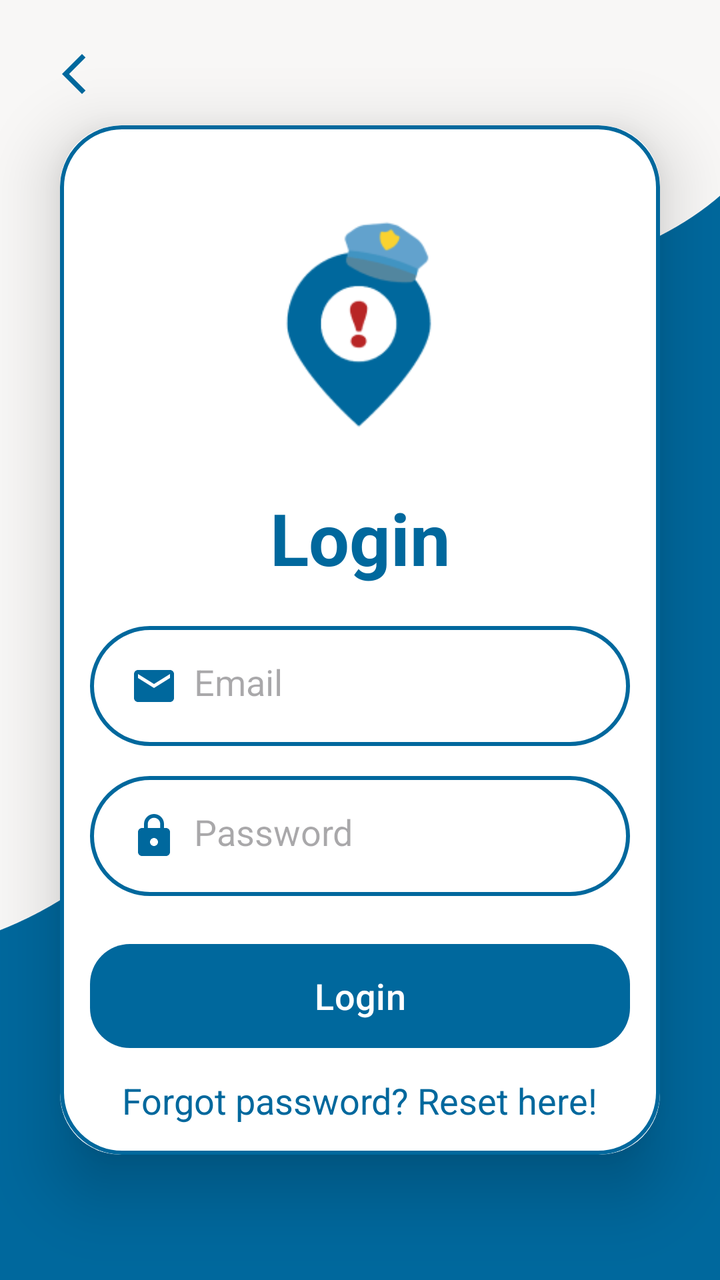
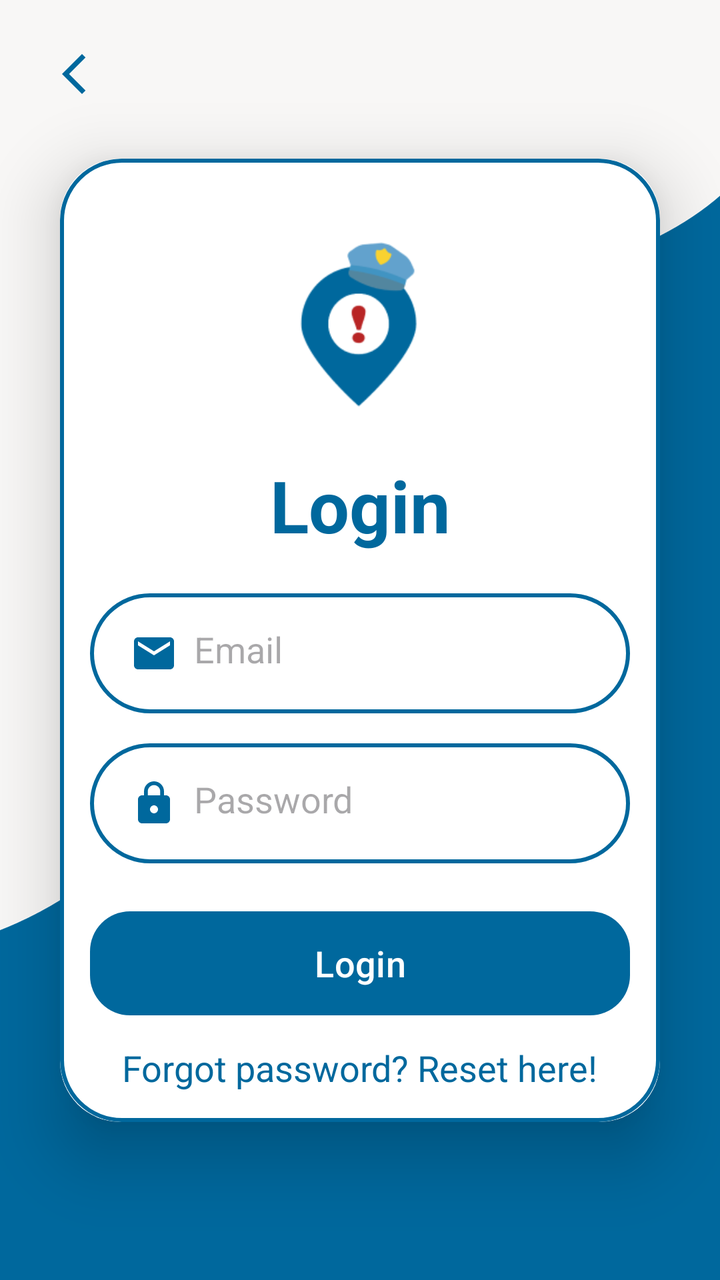

Two renders of the same Android screen: before a commit and after it. Below are the layout's source before the change and the commit's diff.
<!-- AndroidManifest.xml: application theme Theme.SafeGuardApp -->
<!-- res/layout/activity_login.xml -->
<?xml version="1.0" encoding="utf-8"?>
<androidx.constraintlayout.widget.ConstraintLayout xmlns:android="http://schemas.android.com/apk/res/android"
    xmlns:app="http://schemas.android.com/apk/res-auto"
    xmlns:tools="http://schemas.android.com/tools"
    android:layout_width="match_parent"
    android:layout_height="match_parent"
    android:background="@drawable/login_background"
    tools:context=".LoginActivity">

    <ImageView
        android:id="@+id/backLoginSignup"
        android:layout_width="wrap_content"
        android:layout_height="wrap_content"
        android:layout_marginStart="25dp"
        android:layout_marginTop="25dp"
        android:src="@drawable/baseline_arrow_back_ios_new_24"
        app:layout_constraintStart_toStartOf="parent"
        app:layout_constraintTop_toTopOf="parent" />

    <androidx.cardview.widget.CardView
        android:layout_width="match_parent"
        android:layout_height="wrap_content"
        android:layout_margin="30dp"
        app:cardCornerRadius="30dp"
        app:cardElevation="20dp"
        app:layout_constraintBottom_toBottomOf="parent"
        app:layout_constraintEnd_toEndOf="parent"
        app:layout_constraintStart_toStartOf="parent"
        app:layout_constraintTop_toTopOf="parent">

        <LinearLayout
            android:layout_width="match_parent"
            android:layout_height="wrap_content"
            android:layout_gravity="center_horizontal"
            android:background="@drawable/custom_edittext"
            android:orientation="vertical"
            android:padding="15dp">

            <ImageView
                android:layout_width="210dp"
                android:layout_height="167dp"
                android:layout_gravity="center_horizontal"
                android:src="@drawable/safe_guard_icon" />

            <TextView
                android:layout_width="match_parent"
                android:layout_height="wrap_content"
                android:text="Login"
                android:textAlignment="center"
                android:textColor="@color/md_theme_light_primary"
                android:textSize="36sp"
                android:textStyle="bold" />

            <EditText
                android:id="@+id/loginEmail"
                android:layout_width="match_parent"
                android:layout_height="60dp"
                android:layout_marginTop="20dp"
                android:background="@drawable/custom_edittext"
                android:drawableLeft="@drawable/baseline_email_24"
                android:drawablePadding="8dp"
                android:hint="Email"
                android:padding="20dp"
                android:textColor="@color/black"
                android:inputType="textEmailAddress"/>

            <EditText
                android:id="@+id/loginPassword"
                android:layout_width="match_parent"
                android:layout_height="60dp"
                android:layout_marginTop="15dp"
                android:background="@drawable/custom_edittext"
                android:drawableLeft="@drawable/baseline_lock_24"
                android:drawablePadding="8dp"
                android:hint="Password"
                android:padding="20dp"
                android:textColor="@color/black"
                android:inputType="textPassword"/>

            <Button
                android:id="@+id/loginBtn"
                android:layout_width="match_parent"
                android:layout_height="60dp"
                android:layout_marginTop="20dp"
                android:text="Login"
                android:textSize="18sp"
                app:cornerRadius="20dp" />

            <TextView
                android:id="@+id/loginFgtPassword"
                android:layout_width="wrap_content"
                android:layout_height="wrap_content"
                android:layout_gravity="center_horizontal"
                android:layout_marginTop="10dp"
                android:text="Forgot password? Reset here!"
                android:textColor="@color/md_theme_light_primary"
                android:textSize="18sp" />

            <ProgressBar
                android:layout_width="wrap_content"
                android:layout_height="wrap_content"
                android:id="@+id/progressBar"
                android:layout_gravity="center_horizontal"
                android:elevation="10dp"
                android:visibility="gone"/>

        </LinearLayout>
    </androidx.cardview.widget.CardView>

</androidx.constraintlayout.widget.ConstraintLayout>
<!-- resources referenced by this layout -->
<resources>
  <color name="black">#000000</color>
  <color name="md_theme_light_primary">#00689D</color>
  <style name="Base.Theme.SafeGuardApp" parent="Theme.Material3.Light.NoActionBar">
          <item name="android:windowIsTranslucent">true</item>
  
          <item name="colorPrimary">@color/md_theme_light_primary</item>
          <item name="colorOnPrimary">@color/md_theme_light_onPrimary</item>
          <item name="colorPrimaryContainer">@color/md_theme_light_primaryContainer</item>
          <item name="colorOnPrimaryContainer">@color/md_theme_light_onPrimaryContainer</item>
  
          <item name="colorSecondary">@color/md_theme_light_secondary</item>
          <item name="colorOnSecondary">@color/md_theme_light_onSecondary</item>
          <item name="colorSecondaryContainer">@color/md_theme_light_secondaryContainer</item>
          <item name="colorOnSecondaryContainer">@color/md_theme_light_onSecondaryContainer</item>
  
          <item name="colorTertiary">@color/md_theme_light_tertiary</item>
          <item name="colorOnTertiary">@color/md_theme_light_onTertiary</item>
          <item name="colorTertiaryContainer">@color/md_theme_light_tertiaryContainer</item>
          <item name="colorOnTertiaryContainer">@color/md_theme_light_onTertiaryContainer</item>
  
          <item name="colorError">@color/md_theme_light_error</item>
          <item name="colorErrorContainer">@color/md_theme_light_errorContainer</item>
          <item name="colorOnError">@color/md_theme_light_onError</item>
          <item name="colorOnErrorContainer">@color/md_theme_light_onErrorContainer</item>
  
          <item name="android:colorBackground">@color/md_theme_light_background</item>
          <item name="colorOnBackground">@color/md_theme_light_onBackground</item>
  
          <item name="colorOutline">@color/md_theme_light_outline</item>
          <item name="colorOnSurfaceInverse">@color/md_theme_light_inverseOnSurface</item>
          <item name="colorSurfaceInverse">@color/md_theme_light_inverseSurface</item>
          <item name="colorSurface">@color/md_theme_light_surface</item>
          <item name="colorOnSurface">@color/md_theme_light_onSurface</item>
          <item name="colorSurfaceVariant">@color/md_theme_light_surfaceVariant</item>
          <item name="colorOnSurfaceVariant">@color/md_theme_light_onSurfaceVariant</item>
          <item name="colorPrimaryInverse">@color/md_theme_light_inversePrimary</item>
  
          <item name="android:statusBarColor">?attr/colorPrimaryVariant</item>
  
      </style>
  <color name="md_theme_light_onPrimary">#FFFFFF</color>
  <color name="md_theme_light_secondary">#51606F</color>
  <color name="md_theme_light_onSecondary">#FFFFFF</color>
  <color name="md_theme_light_tertiary">#66587B</color>
  <color name="md_theme_light_onTertiary">#FFFFFF</color>
  <color name="md_theme_light_error">#BA1A1A</color>
  <color name="md_theme_light_errorContainer">#FFDAD6</color>
  <color name="md_theme_light_onError">#FFFFFF</color>
  <color name="md_theme_light_background">#F8F7F6</color>
  <color name="md_theme_light_onBackground">#1A1C1E</color>
  <color name="md_theme_light_outline">#72787E</color>
  <color name="md_theme_light_inverseSurface">#2F3133</color>
  <color name="md_theme_light_surface">#F9F9FC</color>
  <color name="md_theme_light_onSurface">#1A1C1E</color>
  <color name="md_theme_light_surfaceVariant">#DEE3EB</color>
  <color name="md_theme_light_onSurfaceVariant">#42474E</color>
  <color name="md_theme_light_inversePrimary">#92CCFF</color>
  <!-- unchanged entries left out for length: 15 -->
</resources>

<!-- the commit's change to res/layout/activity_login.xml (unified diff, before → after) -->
@@ -37,8 +37,8 @@
             android:padding="15dp">
 
             <ImageView
-                android:layout_width="210dp"
-                android:layout_height="167dp"
+                android:layout_width="151dp"
+                android:layout_height="134dp"
                 android:layout_gravity="center_horizontal"
                 android:src="@drawable/safe_guard_icon" />
 
<!-- resource entries referenced after the edit -->
@@ -4,6 +4,7 @@
   <color name="md_theme_light_primary">#00689D</color>
   <style name="Base.Theme.SafeGuardApp" parent="Theme.Material3.Light.NoActionBar">
           <item name="android:windowIsTranslucent">true</item>
+          <item name="android:windowAnimationStyle">@style/CustomActivityAnimation</item>
   
           <item name="colorPrimary">@color/md_theme_light_primary</item>
           <item name="colorOnPrimary">@color/md_theme_light_onPrimary</item>
@@ -40,6 +41,12 @@
           <item name="android:statusBarColor">?attr/colorPrimaryVariant</item>
   
       </style>
+  <style name="CustomActivityAnimation" parent="@android:style/Animation.Activity">
+          <item name="android:activityOpenEnterAnimation">@anim/slide_in_right</item>
+          <item name="android:activityOpenExitAnimation">@anim/slide_out_left</item>
+          <item name="android:activityCloseEnterAnimation">@anim/slide_in_left</item>
+          <item name="android:activityCloseExitAnimation">@anim/slide_out_right</item>
+      </style>
   <color name="md_theme_light_onPrimary">#FFFFFF</color>
   <color name="md_theme_light_secondary">#51606F</color>
   <color name="md_theme_light_onSecondary">#FFFFFF</color>
